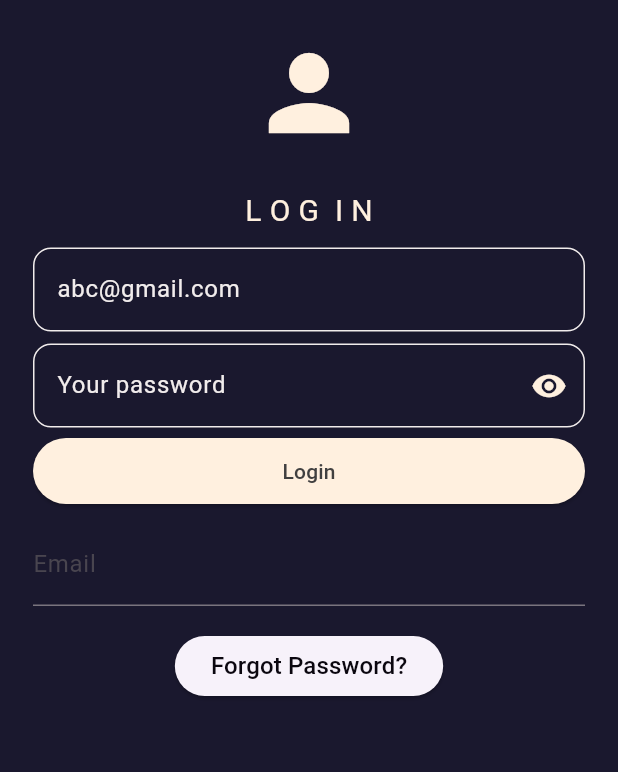
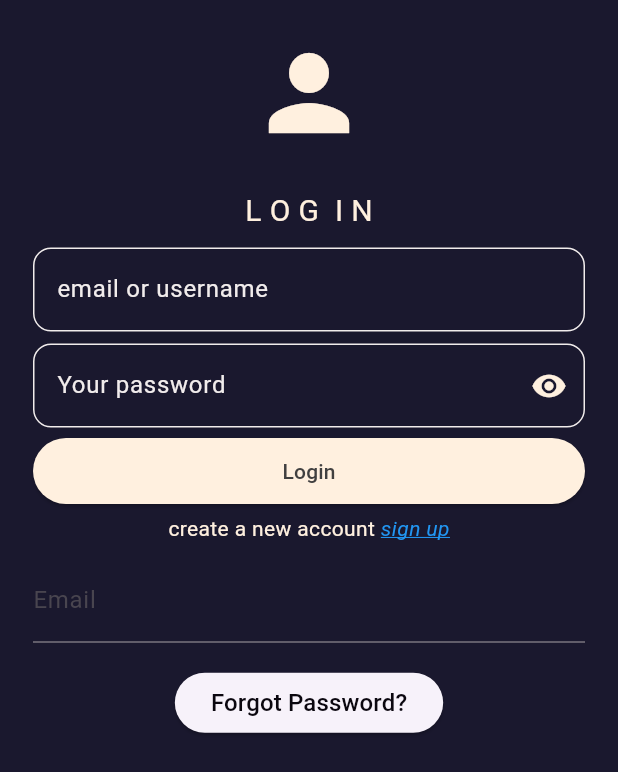
Before and after one commit to amanhanda1/Rescom, a Flutter app: the screen it shows after launch, after a tap on "L O G I N", on a phone screen of 412 x 824 dp. Shown: the top 772 px of the screen. Run offline on Flutter 3.47's test engine with Material 3 defaults, Android fonts, the phone set to English and light mode, and no system bars; our stand-ins replace cloud_firestore, file_picker, firebase_auth, firebase_core, firebase_storage, google_fonts and 2 more; accounts and stored records are empty.

Commit message:
login fix

```diff
--- a/lib/components/showuniversities.dart
+++ b/lib/components/showuniversities.dart
@@ -115,8 +115,10 @@ class UniversityListScreenState extends State<UniversityListScreen> {
                 },
                 decoration: const InputDecoration(
                   labelText: 'Search University',
-                  prefixIcon: Icon(Icons.search),
+                  prefixIcon: Icon(Icons.search,color: Color.fromARGB(255, 255, 240, 223),),
+                  labelStyle: TextStyle(color: Color.fromARGB(255, 255, 240, 223)),
                 ),
+                style: TextStyle(color: Color.fromARGB(255, 255, 240, 223)),
               ),
             ),
 
--- a/lib/pages/First_page.dart
+++ b/lib/pages/First_page.dart
@@ -44,7 +44,7 @@ class _FirstPageState extends State<FirstPage> with SingleTickerProviderStateMix
             mainAxisAlignment: MainAxisAlignment.center,
             children: [
               const Text(
-                "R E S",
+                "R E S C O M",
                 style: TextStyle(
                   color: Color.fromARGB(255, 233, 233, 236),
                   fontSize: 25,
--- a/lib/pages/login_page.dart
+++ b/lib/pages/login_page.dart
@@ -5,6 +5,7 @@ import 'package:resapp/components/error.dart';
 import 'package:resapp/components/forget_password.dart';
 import 'package:resapp/components/mytextfield.dart';
 import 'package:resapp/pages/HomePage.dart';
+import 'package:resapp/pages/sign_up.dart';
 class LoginPage extends StatefulWidget {
 
   LoginPage({super.key });
@@ -18,25 +19,53 @@ class _LoginPageState extends State<LoginPage> {
 
   final TextEditingController passwordController = TextEditingController();
   void login() async {
-  showDialog(context: context, builder: (context)=>const Center(child: CircularProgressIndicator(),));
+  showDialog(
+    context: context,
+    builder: (context) => const Center(child: CircularProgressIndicator()),
+  );
+
   try {
-    await FirebaseAuth.instance.signInWithEmailAndPassword(email: emailController.text, password: passwordController.text);
+    late String email;
+    if (emailController.text.contains('@')) {
+      // Use the input as email
+      email = emailController.text;
+    } else {
+      // Use the input as username and fetch the corresponding email from Firestore
+      QuerySnapshot querySnapshot = await FirebaseFirestore.instance
+          .collection("Users")
+          .where("username", isEqualTo: emailController.text)
+          .get();
+
+      if (querySnapshot.docs.isNotEmpty) {
+        email = querySnapshot.docs.first.get("email");
+      } else {
+        throw FirebaseAuthException(code: 'user-not-found');
+      }
+    }
+
+    await FirebaseAuth.instance.signInWithEmailAndPassword(
+      email: email,
+      password: passwordController.text,
+    );
 
     // Fetching the role from Firestore
-    FirebaseFirestore.instance.collection("Users").doc(FirebaseAuth.instance.currentUser?.uid).get().then((doc) {
-
-        Navigator.pushReplacement(context, MaterialPageRoute(builder: (context) => HomePage()));
-
+    FirebaseFirestore.instance
+        .collection("Users")
+        .doc(FirebaseAuth.instance.currentUser?.uid)
+        .get()
+        .then((doc) {
+      Navigator.pushReplacement(
+        context,
+        MaterialPageRoute(builder: (context) => HomePage()),
+      );
     });
-
-  } on FirebaseAuthException catch(e){
-      Navigator.pop(context);
+  } on FirebaseAuthException catch (e) {
+    Navigator.pop(context);
     showDialog(
       context: context,
-      builder: (context) =>CustomErrorDialog(message: e.message ?? 'An error occurred'),
+      builder: (context) => CustomErrorDialog(message: e.message ?? 'An error occurred'),
     );
-
-    }
+  }
 }
 
 
@@ -57,7 +86,7 @@ class _LoginPageState extends State<LoginPage> {
             color:Color.fromARGB(255, 255, 240, 223))),
             const SizedBox(height: 10),
             MyTextField(
-              hintText: "abc@gmail.com",
+              hintText: "email or username",
               obscureText: false,
               controller: emailController,
             ),
@@ -80,6 +109,31 @@ class _LoginPageState extends State<LoginPage> {
                   minimumSize: MaterialStateProperty.all(const Size(999, 44)),
                 ),
                 child:const Text("Login",style: TextStyle(color: Color.fromARGB(255, 65, 64, 64)),)),
+                const SizedBox(height: 4.5),
+              Row(
+                mainAxisAlignment: MainAxisAlignment.center,
+                children: [
+                  const Text("create a new account ",style: TextStyle(color:const Color.fromARGB(255, 255, 240, 223)),),
+                  GestureDetector(
+                    onTap: () {
+                      // Navigate to the login page
+                      Navigator.push(
+                        context,
+                        MaterialPageRoute(builder: (context) => RegisterPage()),
+                      );
+                    },
+                    child: const Text(
+                      "sign up",
+                      style: TextStyle(
+                        fontStyle: FontStyle.italic,
+                        color: Colors.blue,
+                        decoration: TextDecoration.underline,
+                        decorationColor: Colors.blue,
+                      ),
+                    ),
+                  ),
+                ],
+              ),
                 const SizedBox(height:10),
             PasswordResetWidget(),
           ]),
```
Also changed, not shown: lib/components/edit_profile.dart (+18 -0 lines), lib/components/show_posts.dart (+5 -5 lines), lib/pages/Profile_page.dart (+7 -3 lines), lib/pages/sign_up.dart (+98 -24 lines).
